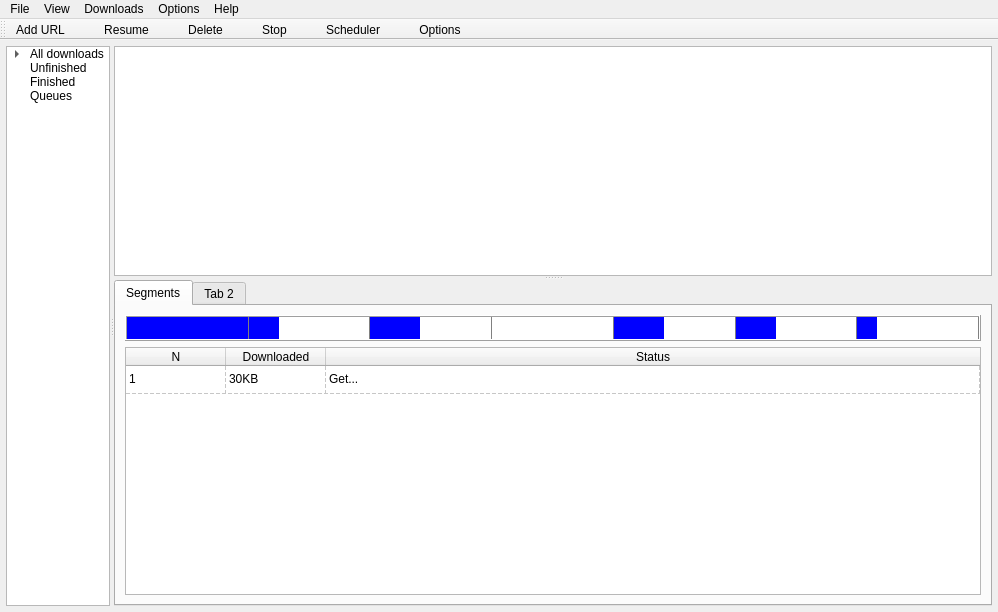
Old version of the form mainwindow.ui in the repository trunghieu2570/QDownloadManager.
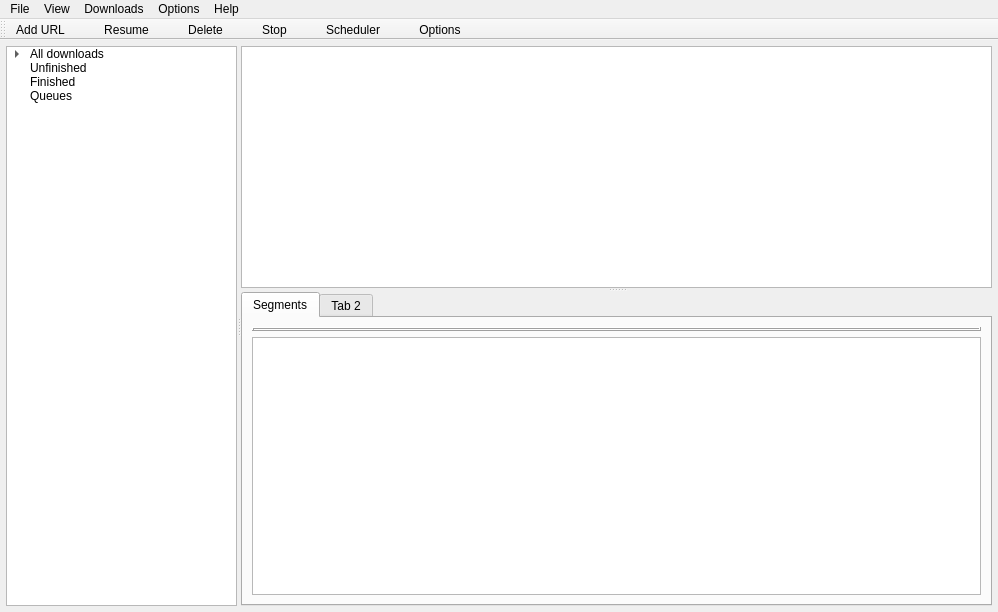
New version of the form. Icons and pictures are not drawn.

Commit message: implement segments table

What changed in the file:
```diff
--- a/mainwindow.ui
+++ b/mainwindow.ui
@@ -132,7 +132,10 @@
          <bool>true</bool>
         </property>
         <attribute name="horizontalHeaderShowSortIndicator" stdset="0">
-         <bool>false</bool>
+         <bool>true</bool>
+        </attribute>
+        <attribute name="horizontalHeaderStretchLastSection">
+         <bool>true</bool>
         </attribute>
         <attribute name="verticalHeaderVisible">
          <bool>false</bool>
@@ -188,228 +191,11 @@
                <property name="bottomMargin">
                 <number>0</number>
                </property>
-               <item>
-                <widget class="QProgressBar" name="progressBar">
-                 <property name="styleSheet">
-                  <string notr="true">QProgressBar:horizontal {
-border: 0px solid gray;
-border-radius: 0px;
-border-right: 1px solid gray;
-background: white;
-padding: 0px;
-text-align: right;
-}
-QProgressBar::chunk:horizontal {
-background: blue;
-margin-right: 0px; /* space */
-width: 10px;
-}</string>
-                 </property>
-                 <property name="value">
-                  <number>100</number>
-                 </property>
-                 <property name="alignment">
-                  <set>Qt::AlignLeading|Qt::AlignLeft|Qt::AlignVCenter</set>
-                 </property>
-                 <property name="textVisible">
-                  <bool>false</bool>
-                 </property>
-                 <property name="orientation">
-                  <enum>Qt::Horizontal</enum>
-                 </property>
-                </widget>
-               </item>
-               <item>
-                <widget class="QProgressBar" name="progressBar_2">
-                 <property name="styleSheet">
-                  <string notr="true">QProgressBar:horizontal {
-border: 0px solid gray;
-border-radius: 0px;
-border-right: 1px solid gray;
-background: white;
-padding: 0px;
-text-align: right;
-}
-QProgressBar::chunk:horizontal {
-background: blue;
-margin-right: 0px; /* space */
-width: 10px;
-}</string>
-                 </property>
-                 <property name="value">
-                  <number>20</number>
-                 </property>
-                 <property name="alignment">
-                  <set>Qt::AlignLeading|Qt::AlignLeft|Qt::AlignVCenter</set>
-                 </property>
-                 <property name="textVisible">
-                  <bool>false</bool>
-                 </property>
-                 <property name="orientation">
-                  <enum>Qt::Horizontal</enum>
-                 </property>
-                </widget>
-               </item>
-               <item>
-                <widget class="QProgressBar" name="progressBar_3">
-                 <property name="styleSheet">
-                  <string notr="true">QProgressBar:horizontal {
-border: 0px solid gray;
-border-radius: 0px;
-border-right: 1px solid gray;
-background: white;
-padding: 0px;
-text-align: right;
-}
-QProgressBar::chunk:horizontal {
-background: blue;
-margin-right: 0px; /* space */
-width: 10px;
-}</string>
-                 </property>
-                 <property name="value">
-                  <number>40</number>
-                 </property>
-                 <property name="alignment">
-                  <set>Qt::AlignLeading|Qt::AlignLeft|Qt::AlignVCenter</set>
-                 </property>
-                 <property name="textVisible">
-                  <bool>false</bool>
-                 </property>
-                 <property name="orientation">
-                  <enum>Qt::Horizontal</enum>
-                 </property>
-                </widget>
-               </item>
-               <item>
-                <widget class="QProgressBar" name="progressBar_4">
-                 <property name="styleSheet">
-                  <string notr="true">QProgressBar:horizontal {
-border: 0px solid gray;
-border-radius: 0px;
-border-right: 1px solid gray;
-background: white;
-padding: 0px;
-text-align: right;
-}
-QProgressBar::chunk:horizontal {
-background: blue;
-margin-right: 0px; /* space */
-width: 10px;
-}</string>
-                 </property>
-                 <property name="value">
-                  <number>0</number>
-                 </property>
-                 <property name="alignment">
-                  <set>Qt::AlignLeading|Qt::AlignLeft|Qt::AlignVCenter</set>
-                 </property>
-                 <property name="textVisible">
-                  <bool>false</bool>
-                 </property>
-                 <property name="orientation">
-                  <enum>Qt::Horizontal</enum>
-                 </property>
-                </widget>
-               </item>
-               <item>
-                <widget class="QProgressBar" name="progressBar_5">
-                 <property name="styleSheet">
-                  <string notr="true">QProgressBar:horizontal {
-border: 0px solid gray;
-border-radius: 0px;
-border-right: 1px solid gray;
-background: white;
-padding: 0px;
-text-align: right;
-}
-QProgressBar::chunk:horizontal {
-background: blue;
-margin-right: 0px; /* space */
-width: 10px;
-}</string>
-                 </property>
-                 <property name="value">
-                  <number>40</number>
-                 </property>
-                 <property name="alignment">
-                  <set>Qt::AlignLeading|Qt::AlignLeft|Qt::AlignVCenter</set>
-                 </property>
-                 <property name="textVisible">
-                  <bool>false</bool>
-                 </property>
-                 <property name="orientation">
-                  <enum>Qt::Horizontal</enum>
-                 </property>
-                </widget>
-               </item>
-               <item>
-                <widget class="QProgressBar" name="progressBar_6">
-                 <property name="styleSheet">
-                  <string notr="true">QProgressBar:horizontal {
-border: 0px solid gray;
-border-radius: 0px;
-border-right: 1px solid gray;
-background: white;
-padding: 0px;
-text-align: right;
-}
-QProgressBar::chunk:horizontal {
-background: blue;
-margin-right: 0px; /* space */
-width: 10px;
-}</string>
-                 </property>
-                 <property name="value">
-                  <number>30</number>
-                 </property>
-                 <property name="alignment">
-                  <set>Qt::AlignLeading|Qt::AlignLeft|Qt::AlignVCenter</set>
-                 </property>
-                 <property name="textVisible">
-                  <bool>false</bool>
-                 </property>
-                 <property name="orientation">
-                  <enum>Qt::Horizontal</enum>
-                 </property>
-                </widget>
-               </item>
-               <item>
-                <widget class="QProgressBar" name="progressBar_7">
-                 <property name="styleSheet">
-                  <string notr="true">QProgressBar:horizontal {
-border: 0px solid gray;
-border-radius: 0px;
-border-right: 1px solid gray;
-background: white;
-padding: 0px;
-text-align: right;
-}
-QProgressBar::chunk:horizontal {
-background: blue;
-margin-right: 0px; /* space */
-width: 10px;
-}</string>
-                 </property>
-                 <property name="value">
-                  <number>10</number>
-                 </property>
-                 <property name="alignment">
-                  <set>Qt::AlignLeading|Qt::AlignLeft|Qt::AlignVCenter</set>
-                 </property>
-                 <property name="textVisible">
-                  <bool>false</bool>
-                 </property>
-                 <property name="orientation">
-                  <enum>Qt::Horizontal</enum>
-                 </property>
-                </widget>
-               </item>
               </layout>
              </widget>
             </item>
             <item>
-             <widget class="QTableWidget" name="tableWidget_2">
+             <widget class="QTableView" name="segProgressTableView">
               <property name="editTriggers">
                <set>QAbstractItemView::NoEditTriggers</set>
               </property>
@@ -425,47 +211,15 @@
               <attribute name="horizontalHeaderStretchLastSection">
                <bool>true</bool>
               </attribute>
-              <attribute name="verticalHeaderVisible">
-               <bool>false</bool>
+              <attribute name="verticalHeaderCascadingSectionResizes">
+               <bool>true</bool>
+              </attribute>
+              <attribute name="verticalHeaderMinimumSectionSize">
+               <number>28</number>
               </attribute>
               <attribute name="verticalHeaderDefaultSectionSize">
                <number>28</number>
               </attribute>
-              <row>
-               <property name="text">
-                <string>1</string>
-               </property>
-              </row>
-              <column>
-               <property name="text">
-                <string>N</string>
-               </property>
-              </column>
-              <column>
-               <property name="text">
-                <string>Downloaded</string>
-               </property>
-              </column>
-              <column>
-               <property name="text">
-                <string>Status</string>
-               </property>
-              </column>
-              <item row="0" column="0">
-               <property name="text">
-                <string>1</string>
-               </property>
-              </item>
-              <item row="0" column="1">
-               <property name="text">
-                <string>30KB</string>
-               </property>
-              </item>
-              <item row="0" column="2">
-               <property name="text">
-                <string>Get...</string>
-               </property>
-              </item>
              </widget>
             </item>
            </layout>
```
Left out of the diff: 8 changed lines with no effect on the pictures. The commit also changes 39 other files.
